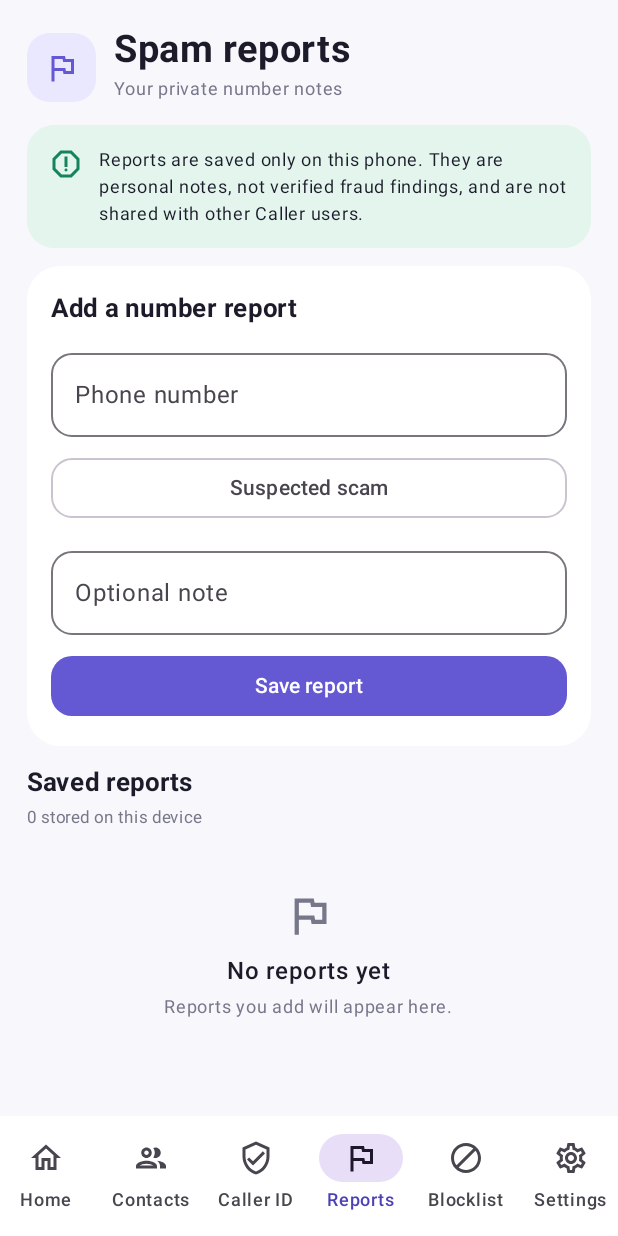
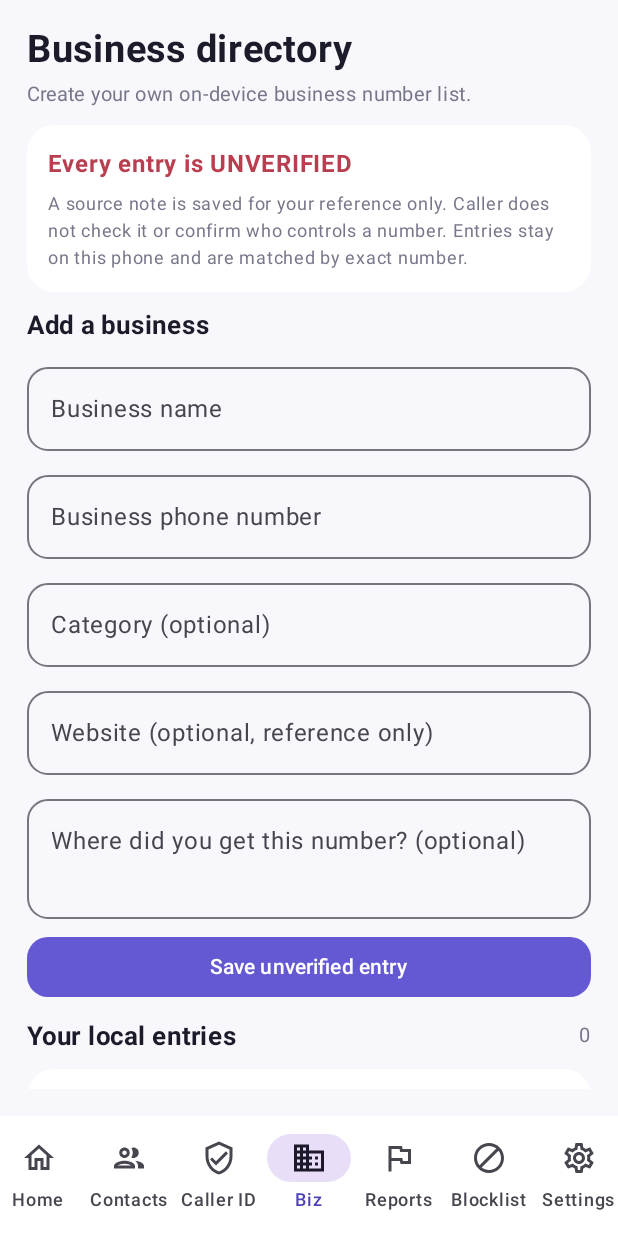
Before and after one commit to kritikakumari0972-bit/caller, an Android app built with Jetpack Compose: the screen it shows after launch (MainActivity), item 4 of the bottom bar chosen, on a phone screen of 412 x 824 dp. Run offline under Robolectric (Android 15) with nearby library versions, the phone set to English and light mode, and no system bars.

Commit message:
Add local business directory and caller source labels

```diff
--- a/app/build.gradle.kts
+++ b/app/build.gradle.kts
@@ -11,8 +11,8 @@ android {
         applicationId = "com.caller.app"
         minSdk = 26
         targetSdk = 36
-        versionCode = 4
-        versionName = "0.4.0"
+        versionCode = 5
+        versionName = "0.5.0"
     }
 
     buildFeatures {
--- /dev/null
+++ b/app/src/main/java/com/caller/app/BusinessDirectoryScreen.kt
@@ -0,0 +1,292 @@
+package com.caller.app
+
+import androidx.compose.foundation.background
+import androidx.compose.foundation.layout.Arrangement
+import androidx.compose.foundation.layout.Column
+import androidx.compose.foundation.layout.Row
+import androidx.compose.foundation.layout.Spacer
+import androidx.compose.foundation.layout.fillMaxSize
+import androidx.compose.foundation.layout.fillMaxWidth
+import androidx.compose.foundation.layout.height
+import androidx.compose.foundation.layout.padding
+import androidx.compose.foundation.lazy.LazyColumn
+import androidx.compose.foundation.lazy.items
+import androidx.compose.foundation.shape.RoundedCornerShape
+import androidx.compose.foundation.text.KeyboardOptions
+import androidx.compose.material.icons.Icons
+import androidx.compose.material.icons.outlined.DeleteOutline
+import androidx.compose.material3.Button
+import androidx.compose.material3.Card
+import androidx.compose.material3.CardDefaults
+import androidx.compose.material3.Icon
+import androidx.compose.material3.IconButton
+import androidx.compose.material3.OutlinedTextField
+import androidx.compose.material3.Surface
+import androidx.compose.material3.Text
+import androidx.compose.runtime.Composable
+import androidx.compose.runtime.getValue
+import androidx.compose.runtime.mutableStateOf
+import androidx.compose.runtime.remember
+import androidx.compose.runtime.saveable.rememberSaveable
+import androidx.compose.runtime.setValue
+import androidx.compose.ui.Modifier
+import androidx.compose.ui.graphics.Color
+import androidx.compose.ui.platform.LocalContext
+import androidx.compose.ui.text.font.FontWeight
+import androidx.compose.ui.text.input.KeyboardType
+import androidx.compose.ui.unit.dp
+import androidx.compose.ui.unit.sp
+import com.caller.app.data.BusinessDirectoryStore
+import com.caller.app.data.LocalBusinessEntry
+import com.caller.app.data.PhoneNumberNormalizer
+import com.caller.app.ui.theme.CallerBackground
+import com.caller.app.ui.theme.CallerGreen
+import com.caller.app.ui.theme.CallerMuted
+import com.caller.app.ui.theme.CallerRed
+import com.caller.app.ui.theme.CallerSurface
+import com.caller.app.ui.theme.CallerText
+
+@Composable
+fun BusinessDirectoryScreen(modifier: Modifier = Modifier) {
+    val context = LocalContext.current
+    val store = remember { BusinessDirectoryStore(context) }
+    var entries by remember { mutableStateOf(store.getEntries()) }
+    var name by rememberSaveable { mutableStateOf("") }
+    var number by rememberSaveable { mutableStateOf("") }
+    var category by rememberSaveable { mutableStateOf("") }
+    var website by rememberSaveable { mutableStateOf("") }
+    var source by rememberSaveable { mutableStateOf("") }
+    var message by remember { mutableStateOf<String?>(null) }
+    var messageIsError by remember { mutableStateOf(false) }
+
+    LazyColumn(
+        modifier = modifier
+            .fillMaxSize()
+            .background(CallerBackground)
+            .padding(horizontal = 18.dp, vertical = 18.dp),
+        verticalArrangement = Arrangement.spacedBy(10.dp)
+    ) {
+        item {
+            Column {
+                Text(
+                    "Business directory",
+                    fontSize = 25.sp,
+                    fontWeight = FontWeight.Bold,
+                    color = CallerText
+                )
+                Text(
+                    "Create your own on-device business number list.",
+                    fontSize = 13.sp,
+                    color = CallerMuted,
+                    modifier = Modifier.padding(top = 4.dp, bottom = 8.dp)
+                )
+                Card(
+                    modifier = Modifier.fillMaxWidth(),
+                    shape = RoundedCornerShape(18.dp),
+                    colors = CardDefaults.cardColors(containerColor = CallerSurface)
+                ) {
+                    Column(Modifier.padding(14.dp)) {
+                        Text(
+                            "Every entry is UNVERIFIED",
+                            fontWeight = FontWeight.Bold,
+                            color = CallerRed
+                        )
+                        Text(
+                            "A source note is saved for your reference only. Caller does not check it or confirm who controls a number. Entries stay on this phone and are matched by exact number.",
+                            fontSize = 12.sp,
+                            lineHeight = 18.sp,
+                            color = CallerMuted,
+                            modifier = Modifier.padding(top = 5.dp)
+                        )
+                    }
+                }
+            }
+        }
+
+        item {
+            Column(verticalArrangement = Arrangement.spacedBy(8.dp)) {
+                Text("Add a business", fontSize = 17.sp, fontWeight = FontWeight.Bold, color = CallerText)
+                OutlinedTextField(
+                    value = name,
+                    onValueChange = { name = it; message = null },
+                    modifier = Modifier.fillMaxWidth(),
+                    label = { Text("Business name") },
+                    singleLine = true,
+                    shape = RoundedCornerShape(14.dp)
+                )
+                OutlinedTextField(
+                    value = number,
+                    onValueChange = { number = it; message = null },
+                    modifier = Modifier.fillMaxWidth(),
+                    label = { Text("Business phone number") },
+                    placeholder = { Text("+91 98765 43210") },
+                    singleLine = true,
+                    keyboardOptions = KeyboardOptions(keyboardType = KeyboardType.Phone),
+                    shape = RoundedCornerShape(14.dp)
+                )
+                OutlinedTextField(
+                    value = category,
+                    onValueChange = { category = it },
+                    modifier = Modifier.fillMaxWidth(),
+                    label = { Text("Category (optional)") },
+                    placeholder = { Text("Restaurant, delivery, bank...") },
+                    singleLine = true,
+                    shape = RoundedCornerShape(14.dp)
+                )
+                OutlinedTextField(
+                    value = website,
+                    onValueChange = { website = it },
+                    modifier = Modifier.fillMaxWidth(),
+                    label = { Text("Website (optional, reference only)") },
+                    singleLine = true,
+                    shape = RoundedCornerShape(14.dp)
+                )
+                OutlinedTextField(
+                    value = source,
+                    onValueChange = { source = it },
+                    modifier = Modifier.fillMaxWidth(),
+                    label = { Text("Where did you get this number? (optional)") },
+                    placeholder = { Text("Official website page, printed bill, business card...") },
+                    minLines = 2,
+                    maxLines = 3,
+                    shape = RoundedCornerShape(14.dp)
+                )
+                Button(
+                    onClick = {
+                        when {
+                            name.trim().length !in 2..80 -> {
+                                message = "Enter a business name (2–80 characters)."
+                                messageIsError = true
+                            }
+                            PhoneNumberNormalizer.digitCount(number) !in 6..15 -> {
+                                message = "Enter a phone number containing 6–15 digits."
+                                messageIsError = true
+                            }
+                            store.addEntry(name, number, category, website, source) -> {
+                                entries = store.getEntries()
+                                name = ""
+                                number = ""
+                                category = ""
+                                website = ""
+                                source = ""
+                                message = "Saved on this device as an unverified entry."
+                                messageIsError = false
+                            }
+                            else -> {
+                                message = "That number may already be in your directory, or the entry is invalid."
+                                messageIsError = true
+                            }
+                        }
+                    },
+                    modifier = Modifier.fillMaxWidth(),
+                    shape = RoundedCornerShape(14.dp)
+                ) {
+                    Text("Save unverified entry")
+                }
+                message?.let {
+                    Text(
+                        it,
+                        fontSize = 12.sp,
+                        color = if (messageIsError) CallerRed else CallerGreen
+                    )
+                }
+            }
+        }
+
+        item {
+            Row(
+                modifier = Modifier.fillMaxWidth(),
+                horizontalArrangement = Arrangement.SpaceBetween
+            ) {
+                Text("Your local entries", fontSize = 17.sp, fontWeight = FontWeight.Bold, color = CallerText)
+                Text(entries.size.toString(), fontSize = 13.sp, color = CallerMuted)
+            }
+        }
+
+        if (entries.isEmpty()) {
+            item {
+                Card(
+                    modifier = Modifier.fillMaxWidth(),
+                    shape = RoundedCornerShape(18.dp),
+                    colors = CardDefaults.cardColors(containerColor = CallerSurface)
+                ) {
+                    Text(
+                        "No business entries yet. Add a number above. Caller does not preload sample or fabricated business listings.",
+                        fontSize = 13.sp,
+                        lineHeight = 19.sp,
+                        color = CallerMuted,
+                        modifier = Modifier.padding(18.dp)
+                    )
+                }
+            }
+        } else {
+            items(entries, key = { it.id }) { entry ->
+                BusinessEntryCard(
+                    entry = entry,
+                    onDelete = {
+                        store.removeEntry(entry.id)
+                        entries = store.getEntries()
+                    }
+                )
+            }
+        }
+    }
+}
+
+@Composable
+private fun BusinessEntryCard(
+    entry: LocalBusinessEntry,
+    onDelete: () -> Unit
+) {
+    Card(
+        modifier = Modifier.fillMaxWidth(),
+        shape = RoundedCornerShape(18.dp),
+        colors = CardDefaults.cardColors(containerColor = CallerSurface)
+    ) {
+        Column(Modifier.padding(15.dp)) {
+            Row {
+                Column(Modifier.weight(1f)) {
+                    Text(entry.name, fontWeight = FontWeight.Bold, fontSize = 16.sp, color = CallerText)
+                    Text(entry.normalizedNumber, fontSize = 13.sp, color = CallerText)
+                }
+                IconButton(onClick = onDelete) {
+                    Icon(Icons.Outlined.DeleteOutline, contentDescription = "Delete business entry", tint = CallerRed)
+                }
+            }
+            if (entry.category.isNotBlank()) {
+                Text(entry.category, fontSize = 12.sp, color = CallerMuted)
+            }
+            if (entry.website.isNotBlank()) {
+                Text("Website reference: ${entry.website}", fontSize = 11.sp, color = CallerMuted)
+            }
+            Surface(
+                color = Color(0xFFFFF0E8),
+                shape = RoundedCornerShape(8.dp),
+                modifier = Modifier.padding(top = 8.dp)
+            ) {
+                Text(
+                    entry.trustLabel,
+                    color = CallerRed,
+                    fontSize = 10.sp,
+                    fontWeight = FontWeight.Bold,
+                    modifier = Modifier.padding(horizontal = 9.dp, vertical = 5.dp)
+                )
+            }
+            Text(
+                entry.evidenceDescription,
+                fontSize = 11.sp,
+                lineHeight = 16.sp,
+                color = CallerMuted,
+                modifier = Modifier.padding(top = 7.dp)
+            )
+            if (entry.sourceReference.isNotBlank()) {
+                Text(
+                    "Your source note: ${entry.sourceReference}",
+                    fontSize = 11.sp,
+                    color = CallerMuted,
+                    modifier = Modifier.padding(top = 4.dp)
+                )
+            }
+        }
+    }
+}
--- a/app/src/main/java/com/caller/app/CallerApp.kt
+++ b/app/src/main/java/com/caller/app/CallerApp.kt
@@ -26,6 +26,7 @@ import androidx.activity.compose.rememberLauncherForActivityResult
 import androidx.activity.result.contract.ActivityResultContracts
 import androidx.compose.material.icons.Icons
 import androidx.compose.material.icons.outlined.Block
+import androidx.compose.material.icons.outlined.Business
 import androidx.compose.material.icons.outlined.Call
 import androidx.compose.material.icons.outlined.DeleteOutline
 import androidx.compose.material.icons.outlined.Home
@@ -79,6 +80,7 @@ private enum class CallerTab(val title: String) {
     HOME("Home"),
     CONTACTS("Contacts"),
     CALLER_ID("Caller ID"),
+    BUSINESSES("Biz"),
     REPORTS("Reports"),
     BLOCKLIST("Blocklist"),
     SETTINGS("Settings")
@@ -103,6 +105,7 @@ fun CallerApp(
                         CallerTab.HOME -> Icons.Outlined.Home
                         CallerTab.CONTACTS -> Icons.Outlined.People
                         CallerTab.CALLER_ID -> Icons.Outlined.VerifiedUser
+                        CallerTab.BUSINESSES -> Icons.Outlined.Business
                         CallerTab.REPORTS -> Icons.Outlined.Flag
                         CallerTab.BLOCKLIST -> Icons.Outlined.Block
                         CallerTab.SETTINGS -> Icons.Outlined.Settings
@@ -129,6 +132,9 @@ fun CallerApp(
                 modifier = Modifier.padding(innerPadding)
             )
             CallerTab.CALLER_ID -> CallerIdScreen(
+                modifier = Modifier.padding(innerPadding)
+            )
+            CallerTab.BUSINESSES -> BusinessDirectoryScreen(
                 modifier = Modifier.padding(innerPadding)
             )
             CallerTab.REPORTS -> SpamReportsScreen(
@@ -308,11 +314,11 @@ private fun HomeScreen(
             colors = CardDefaults.cardColors(containerColor = CallerSurface)
         ) {
             Column(Modifier.padding(18.dp)) {
-                Text("Coming next", fontSize = 16.sp, fontWeight = FontWeight.Bold, color = CallerText)
-                RoadmapLine("Verified business caller lookup")
-                RoadmapLine("Local spam reports and number notes")
-                RoadmapLine("Smart dialer and recent-call tools")
-                RoadmapLine("Optional, transparent community intelligence")
+                Text("Caller ID sources", fontSize = 16.sp, fontWeight = FontWeight.Bold, color = CallerText)
+                RoadmapLine("Saved contacts on this phone")
+                RoadmapLine("Your unverified local business directory")
+                RoadmapLine("Local reports and explicit blocking")
+                RoadmapLine("No shared or global lookup in this version")
             }
         }
         Spacer(Modifier.height(14.dp))
@@ -566,8 +572,9 @@ private fun SettingsScreen(
                 PrivacyPoint("Contacts are read only after you grant permission and stay on this phone.")
                 PrivacyPoint("The latest matched caller is stored locally and can be cleared in Caller ID.")
                 PrivacyPoint("Spam reports are personal notes stored only on this device.")
+                PrivacyPoint("Business entries are user-entered, unverified records stored only on this device.")
                 PrivacyPoint("This build does not upload contacts or call history.")
-                PrivacyPoint("No remote caller lookup is active in this milestone.")
+                PrivacyPoint("No remote caller lookup or shared directory is active in this version.")
                 PrivacyPoint("Call screening starts only after you grant Android's role.")
             }
         }
@@ -581,7 +588,7 @@ private fun SettingsScreen(
             Column(Modifier.padding(18.dp)) {
                 Text("About Caller", fontWeight = FontWeight.Bold, fontSize = 17.sp, color = CallerText)
                 Spacer(Modifier.height(5.dp))
-                Text("Version 0.4.0 · Local number reports", fontSize = 13.sp, color = CallerMuted)
+                Text("Version 0.5.0 · Local business directory", fontSize = 13.sp, color = CallerMuted)
                 Text(
                     "Caller does not automatically classify unknown numbers as spam. Only your explicit blocklist is used for rejection.",
                     fontSize = 12.sp,
```
Also changed, not shown: app/src/main/java/com/caller/app/CallerIdScreen.kt (+9 -6 lines), app/src/main/java/com/caller/app/data/BusinessDirectoryStore.kt (added, +130 -0 lines), app/src/main/java/com/caller/app/data/BusinessProfile.kt (added, +43 -0 lines), app/src/main/java/com/caller/app/data/LatestCallerMatchStore.kt (+11 -3 lines), app/src/main/java/com/caller/app/telephony/CallerScreeningService.kt (+29 -6 lines), 2 other files.
